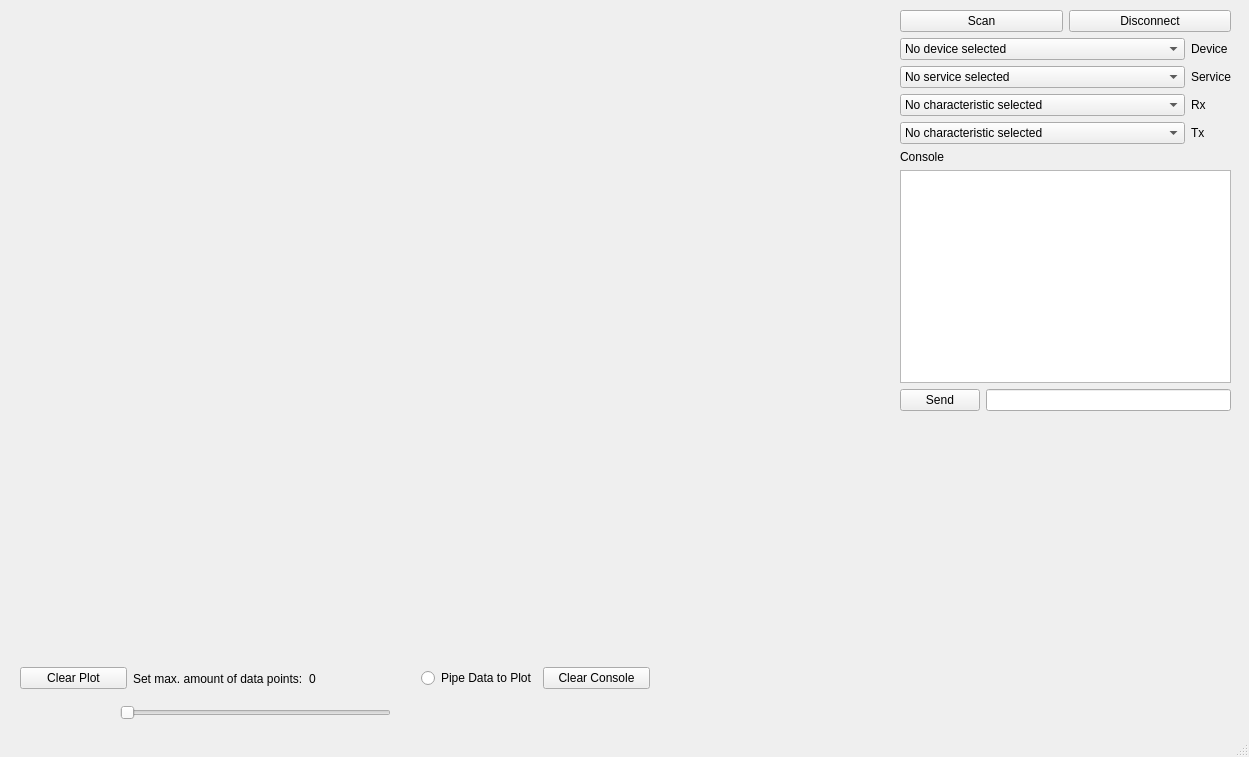
Old version of the form mainwindow.ui in the repository Le-Div/BLE-LivePlotter.
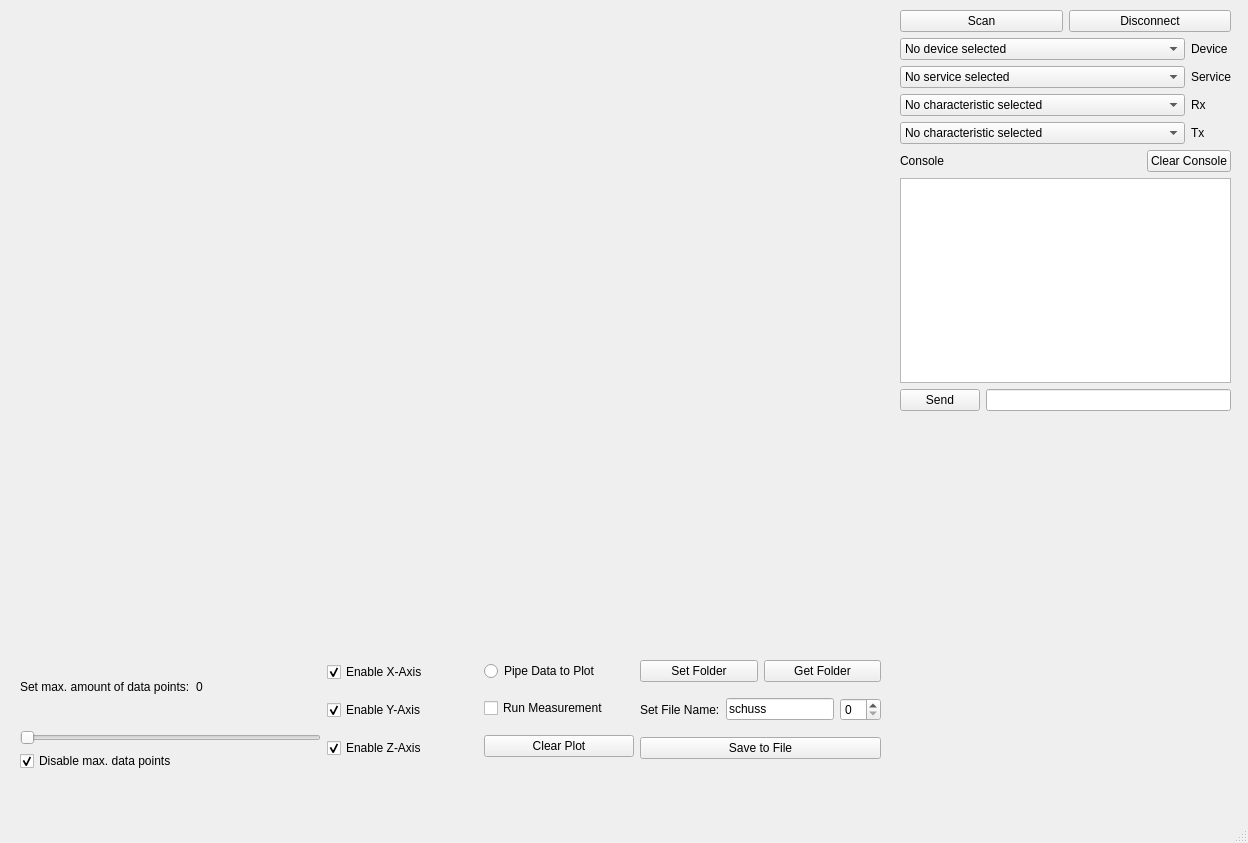
New version of the form. Custom widgets are drawn as their Qt base class.

The edit to the form file:
```diff
--- a/mainwindow.ui
+++ b/mainwindow.ui
@@ -6,8 +6,8 @@
    <rect>
     <x>0</x>
     <y>0</y>
-    <width>1249</width>
-    <height>757</height>
+    <width>1248</width>
+    <height>843</height>
    </rect>
   </property>
   <property name="windowTitle">
@@ -139,11 +139,35 @@
         </layout>
        </item>
        <item>
-        <widget class="QLabel" name="label">
-         <property name="text">
-          <string>Console</string>
-         </property>
-        </widget>
+        <layout class="QHBoxLayout" name="horizontalLayout_7">
+         <item>
+          <widget class="QLabel" name="label">
+           <property name="text">
+            <string>Console</string>
+           </property>
+          </widget>
+         </item>
+         <item>
+          <spacer name="horizontalSpacer">
+           <property name="orientation">
+            <enum>Qt::Horizontal</enum>
+           </property>
+           <property name="sizeHint" stdset="0">
+            <size>
+             <width>40</width>
+             <height>20</height>
+            </size>
+           </property>
+          </spacer>
+         </item>
+         <item>
+          <widget class="QPushButton" name="clearConsoleButton">
+           <property name="text">
+            <string>Clear Console</string>
+           </property>
+          </widget>
+         </item>
+        </layout>
        </item>
        <item>
         <widget class="QPlainTextEdit" name="console"/>
@@ -169,9 +193,9 @@
    <widget class="QCustomPlot" name="customplot" native="true">
     <property name="geometry">
      <rect>
-      <x>20</x>
+      <x>-150</x>
       <y>30</y>
-      <width>861</width>
+      <width>1031</width>
       <height>601</height>
      </rect>
     </property>
@@ -180,68 +204,171 @@
     <property name="geometry">
      <rect>
       <x>20</x>
-      <y>660</y>
-      <width>630</width>
-      <height>37</height>
+      <y>650</y>
+      <width>861</width>
+      <height>121</height>
      </rect>
     </property>
-    <layout class="QHBoxLayout" name="horizontalLayout_5" stretch="0,0,0,0,0">
+    <layout class="QHBoxLayout" name="horizontalLayout_5" stretch="2,1,1,0">
      <item>
-      <widget class="QPushButton" name="clearPlotButton">
-       <property name="text">
-        <string>Clear Plot</string>
-       </property>
-      </widget>
+      <layout class="QVBoxLayout" name="verticalLayout_6">
+       <item>
+        <layout class="QHBoxLayout" name="horizontalLayout_6">
+         <item>
+          <widget class="QLabel" name="label_6">
+           <property name="text">
+            <string>Set max. amount of data points:</string>
+           </property>
+          </widget>
+         </item>
+         <item>
+          <widget class="QLabel" name="maxPointsLabel">
+           <property name="text">
+            <string>0</string>
+           </property>
+          </widget>
+         </item>
+        </layout>
+       </item>
+       <item>
+        <widget class="QSlider" name="setMaxPointsSlider">
+         <property name="minimum">
+          <number>100</number>
+         </property>
+         <property name="maximum">
+          <number>500</number>
+         </property>
+         <property name="orientation">
+          <enum>Qt::Horizontal</enum>
+         </property>
+        </widget>
+       </item>
+       <item>
+        <widget class="QCheckBox" name="Dis_max_data">
+         <property name="text">
+          <string>Disable max. data points</string>
+         </property>
+         <property name="checked">
+          <bool>true</bool>
+         </property>
+        </widget>
+       </item>
+      </layout>
      </item>
      <item>
-      <widget class="QLabel" name="label_6">
-       <property name="text">
-        <string>Set max. amount of data points:</string>
-       </property>
-      </widget>
+      <layout class="QVBoxLayout" name="verticalLayout_8">
+       <item>
+        <widget class="QCheckBox" name="en_x_axis">
+         <property name="text">
+          <string>Enable X-Axis</string>
+         </property>
+         <property name="checked">
+          <bool>true</bool>
+         </property>
+        </widget>
+       </item>
+       <item>
+        <widget class="QCheckBox" name="en_y_axis">
+         <property name="text">
+          <string>Enable Y-Axis</string>
+         </property>
+         <property name="checked">
+          <bool>true</bool>
+         </property>
+        </widget>
+       </item>
+       <item>
+        <widget class="QCheckBox" name="en_z_axis">
+         <property name="text">
+          <string>Enable Z-Axis</string>
+         </property>
+         <property name="checked">
+          <bool>true</bool>
+         </property>
+        </widget>
+       </item>
+      </layout>
      </item>
      <item>
-      <widget class="QLabel" name="maxPointsLabel">
-       <property name="text">
-        <string>0</string>
-       </property>
-      </widget>
+      <layout class="QVBoxLayout" name="verticalLayout_7" stretch="1,0,1">
+       <item>
+        <widget class="QRadioButton" name="radioButton">
+         <property name="text">
+          <string>Pipe Data to Plot</string>
+         </property>
+         <property name="checked">
+          <bool>false</bool>
+         </property>
+        </widget>
+       </item>
+       <item>
+        <widget class="QCheckBox" name="Run_Measure">
+         <property name="text">
+          <string>Run Measurement</string>
+         </property>
+        </widget>
+       </item>
+       <item>
+        <widget class="QPushButton" name="clearPlotButton">
+         <property name="text">
+          <string>Clear Plot</string>
+         </property>
+        </widget>
+       </item>
+      </layout>
      </item>
      <item>
-      <widget class="QRadioButton" name="radioButton">
-       <property name="text">
-        <string>Pipe Data to Plot</string>
-       </property>
-      </widget>
-     </item>
-     <item>
-      <widget class="QPushButton" name="clearConsoleButton">
-       <property name="text">
-        <string>Clear Console</string>
-       </property>
-      </widget>
+      <layout class="QVBoxLayout" name="verticalLayout_3">
+       <item>
+        <layout class="QHBoxLayout" name="horizontalLayout_9">
+         <item>
+          <widget class="QPushButton" name="set_folder_button">
+           <property name="text">
+            <string>Set Folder</string>
+           </property>
+          </widget>
+         </item>
+         <item>
+          <widget class="QPushButton" name="get_folder_button">
+           <property name="text">
+            <string>Get Folder</string>
+           </property>
+          </widget>
+         </item>
+        </layout>
+       </item>
+       <item>
+        <layout class="QHBoxLayout" name="horizontalLayout_8">
+         <item>
+          <widget class="QLabel" name="label_7">
+           <property name="text">
+            <string>Set File Name:</string>
+           </property>
+          </widget>
+         </item>
+         <item>
+          <widget class="QLineEdit" name="edit_file_name">
+           <property name="text">
+            <string>schuss</string>
+           </property>
+          </widget>
+         </item>
+         <item>
+          <widget class="QSpinBox" name="file_counter"/>
+         </item>
+        </layout>
+       </item>
+       <item>
+        <widget class="QPushButton" name="save_to_file_button">
+         <property name="text">
+          <string>Save to File</string>
+         </property>
+        </widget>
+       </item>
+      </layout>
      </item>
     </layout>
    </widget>
-   <widget class="QSlider" name="setMaxPointsSlider">
-    <property name="geometry">
-     <rect>
-      <x>120</x>
-      <y>700</y>
-      <width>271</width>
-      <height>25</height>
-     </rect>
-    </property>
-    <property name="minimum">
-     <number>100</number>
-    </property>
-    <property name="maximum">
-     <number>500</number>
-    </property>
-    <property name="orientation">
-     <enum>Qt::Horizontal</enum>
-    </property>
-   </widget>
   </widget>
   <widget class="QMenuBar" name="menubar">
    <property name="geometry">
```
Left out of the diff: 2 changed lines with no effect on the pictures.
